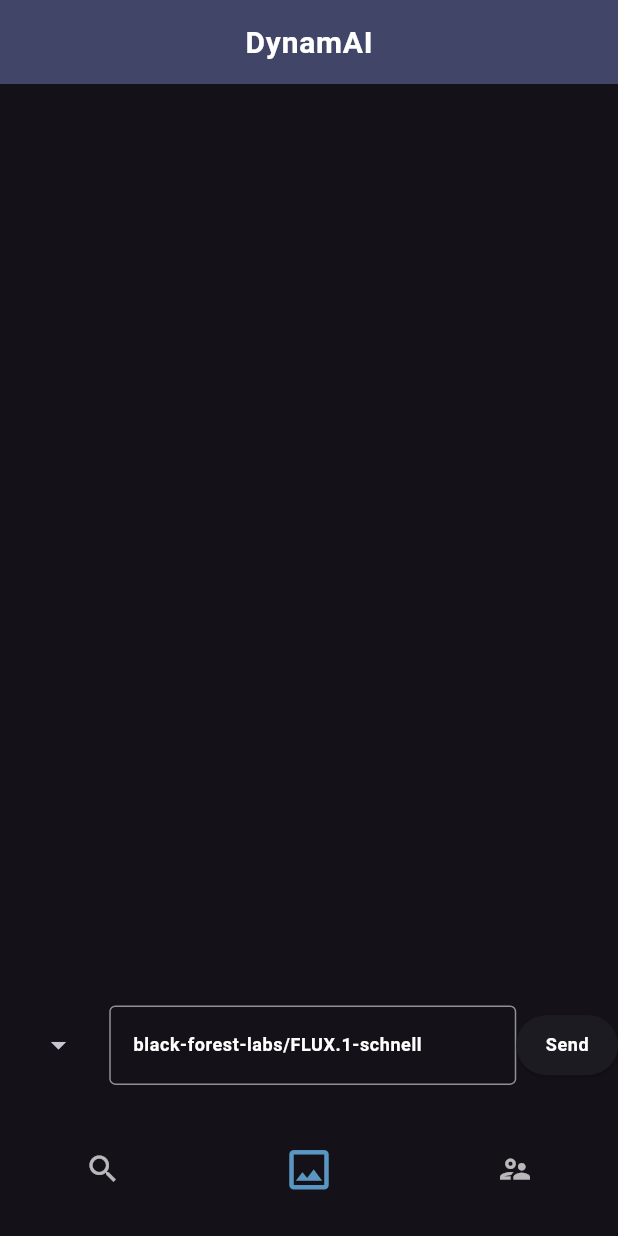
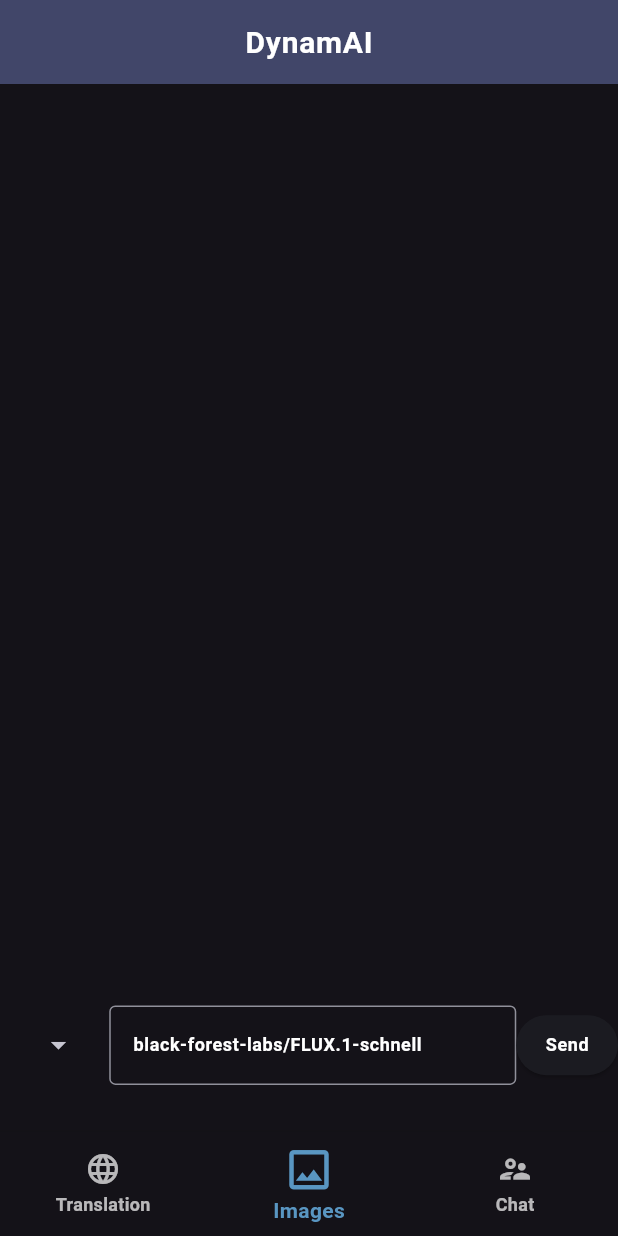
Before and after one commit to ChrisRamirez11/DynamAI, a Flutter app: the screen it shows after launch, on a phone screen of 412 x 824 dp. Run offline on Flutter 3.47's test engine with Material 3 defaults, Android fonts, the phone set to English and light mode, and no system bars; our stand-ins replace permission_handler.

Commit message:
descriptions in ai list and labels in BottomNavBar

```diff
--- a/lib/screens/home_screen.dart
+++ b/lib/screens/home_screen.dart
@@ -40,10 +40,10 @@ class _HomeScreenState extends State<HomeScreen> {
 
 List<BottomNavigationBarItem> _getItems() {
   List<BottomNavigationBarItem> itemsList = [
-    const BottomNavigationBarItem(icon: Icon(Icons.search), label: ''),
+    const BottomNavigationBarItem(icon: Icon(Icons.language), label: 'Translation'),
     const BottomNavigationBarItem(
-        icon: Icon(Icons.photo_outlined), label: ''),
-    const BottomNavigationBarItem(icon: Icon(Icons.supervisor_account_outlined), label: ''),
+        icon: Icon(Icons.photo_outlined), label: 'Images'),
+    const BottomNavigationBarItem(icon: Icon(Icons.supervisor_account_outlined), label: 'Chat'),
   ];
   return itemsList;
 }
@@ -51,11 +51,11 @@ List<BottomNavigationBarItem> _getItems() {
 getViews(int selectedIndex) {
   switch (selectedIndex) {
     case 0:
-      return const Center(child: Text('Proximamente'),);
+      return const Center(child: Text('Coming Soon'),);
     case 1:
       return const Textgeneration();
     case 2:
-      return const Center(child: Text('Proximamente'),);
+      return const Center(child: Text('Coming Soon'),);
     default:
       return;
   }
--- a/lib/utils/ai_list.dart
+++ b/lib/utils/ai_list.dart
@@ -3,17 +3,17 @@ class AILists {
     {
       'name': 'FlUX.1 Schnell',
       'endpoint': 'black-forest-labs/FLUX.1-schnell',
-      'description': ''
+      'description': 'A fast and lower version of this awesome AI by Black Forest'
     },
     {
       'name': 'FLUX.1 Dev',
       'endpoint': 'black-forest-labs/FLUX.1-dev',
-      'description': ''
+      'description': 'A slower but so much better version than FLUX.1 Schnell'
     },
     {
       'name': 'Stable Difussion',
       'endpoint': 'stabilityai/stable-diffusion-3.5-large',
-      'description': ''
+      'description': 'A image generative AI, stable and with good resuts'
     },
   ];
 
@@ -36,7 +36,6 @@ class AILists {
   ];
 
   static const List<Map<String, String>> textTranslator = [
-    {'name': 'Google', 'endpoint': 'google-t5/t5-base', 'description': ''},
     {
       'name': 'Facebook',
       'endpoint': 'facebook/mbart-large-50-many-to-many-mmt',
```
Also changed, not shown: 14 other files.
